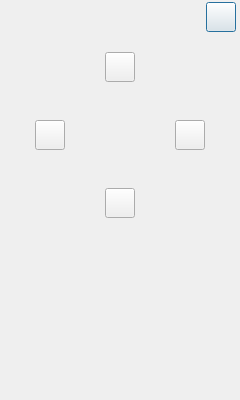
Old version of the form Student/forms/PTZWindow.ui in the repository HaoYiTech/obs-studio.
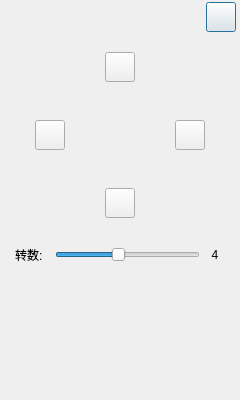
New version of the form.

Diff of the .ui file:
```diff
--- a/Student/forms/PTZWindow.ui
+++ b/Student/forms/PTZWindow.ui
@@ -426,6 +426,127 @@
      </item>
     </layout>
    </item>
+   <item>
+    <layout class="QHBoxLayout" name="hori_speed">
+     <property name="spacing">
+      <number>0</number>
+     </property>
+     <property name="leftMargin">
+      <number>15</number>
+     </property>
+     <property name="topMargin">
+      <number>5</number>
+     </property>
+     <property name="rightMargin">
+      <number>10</number>
+     </property>
+     <property name="bottomMargin">
+      <number>5</number>
+     </property>
+     <item>
+      <widget class="QLabel" name="speedTitle">
+       <property name="sizePolicy">
+        <sizepolicy hsizetype="Fixed" vsizetype="Fixed">
+         <horstretch>0</horstretch>
+         <verstretch>0</verstretch>
+        </sizepolicy>
+       </property>
+       <property name="minimumSize">
+        <size>
+         <width>40</width>
+         <height>24</height>
+        </size>
+       </property>
+       <property name="text">
+        <string>转数:</string>
+       </property>
+       <property name="alignment">
+        <set>Qt::AlignLeading|Qt::AlignLeft|Qt::AlignVCenter</set>
+       </property>
+      </widget>
+     </item>
+     <item>
+      <widget class="QSlider" name="speedSlider">
+       <property name="sizePolicy">
+        <sizepolicy hsizetype="Expanding" vsizetype="Fixed">
+         <horstretch>0</horstretch>
+         <verstretch>0</verstretch>
+        </sizepolicy>
+       </property>
+       <property name="minimumSize">
+        <size>
+         <width>0</width>
+         <height>0</height>
+        </size>
+       </property>
+       <property name="cursor">
+        <cursorShape>PointingHandCursor</cursorShape>
+       </property>
+       <property name="layoutDirection">
+        <enum>Qt::LeftToRight</enum>
+       </property>
+       <property name="styleSheet">
+        <string notr="true"/>
+       </property>
+       <property name="inputMethodHints">
+        <set>Qt::ImhNone</set>
+       </property>
+       <property name="minimum">
+        <number>1</number>
+       </property>
+       <property name="maximum">
+        <number>8</number>
+       </property>
+       <property name="pageStep">
+        <number>2</number>
+       </property>
+       <property name="sliderPosition">
+        <number>4</number>
+       </property>
+       <property name="tracking">
+        <bool>true</bool>
+       </property>
+       <property name="orientation">
+        <enum>Qt::Horizontal</enum>
+       </property>
+       <property name="invertedAppearance">
+        <bool>false</bool>
+       </property>
+       <property name="invertedControls">
+        <bool>false</bool>
+       </property>
+       <property name="tickPosition">
+        <enum>QSlider::NoTicks</enum>
+       </property>
+       <property name="tickInterval">
+        <number>0</number>
+       </property>
+      </widget>
+     </item>
+     <item>
+      <widget class="QLabel" name="speedNum">
+       <property name="sizePolicy">
+        <sizepolicy hsizetype="Fixed" vsizetype="Fixed">
+         <horstretch>0</horstretch>
+         <verstretch>0</verstretch>
+        </sizepolicy>
+       </property>
+       <property name="minimumSize">
+        <size>
+         <width>30</width>
+         <height>24</height>
+        </size>
+       </property>
+       <property name="text">
+        <string>4</string>
+       </property>
+       <property name="alignment">
+        <set>Qt::AlignCenter</set>
+       </property>
+      </widget>
+     </item>
+    </layout>
+   </item>
    <item>
     <spacer name="verticalSpacer">
      <property name="orientation">
```
Left out of the diff: 15 changed lines with no effect on the pictures.
